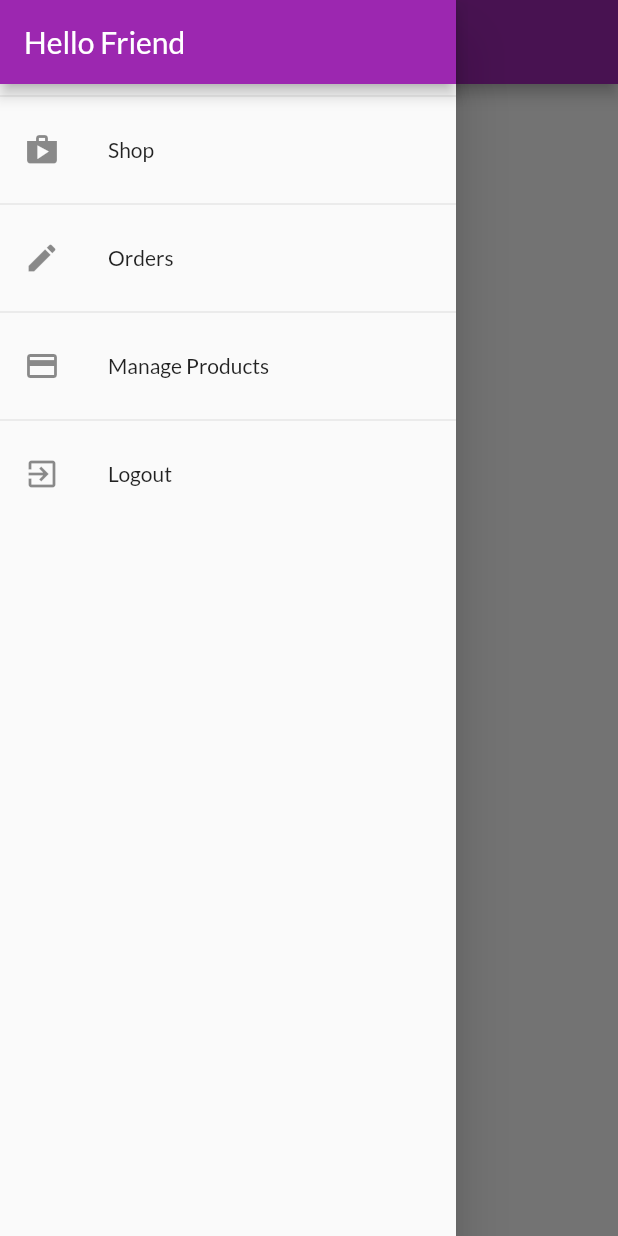
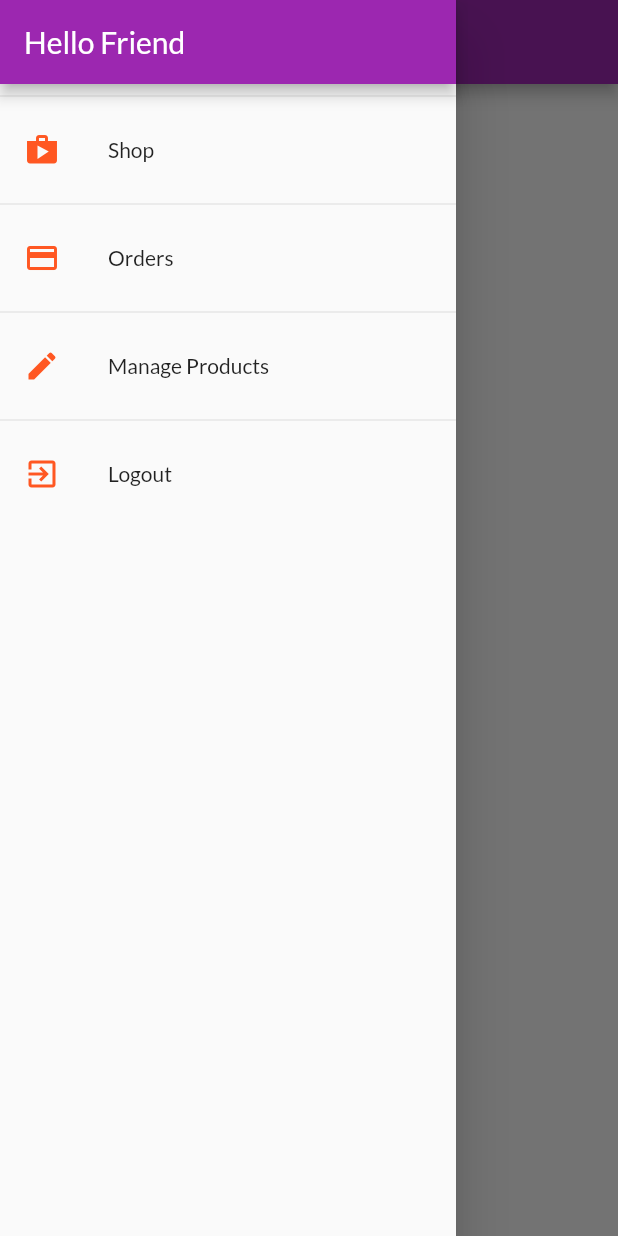
Before and after one commit to Rakesh-swain/flutter_shop_app, a Flutter app: the OrdersScreen screen opened by its route, with the side drawer open, on a phone screen of 412 x 824 dp. Run offline on Flutter 3.47's test engine with Material 2 defaults, Android fonts, the phone set to English and light mode, and no system bars; our stand-ins replace shared_preferences; accounts and stored records are empty; network calls fail.

```diff
--- /dev/null
+++ b/lib/helpers/custom_route.dart
@@ -0,0 +1,38 @@
+import 'package:flutter/material.dart';
+
+class CustomRoute<T> extends MaterialPageRoute<T> {
+  CustomRoute({
+    required WidgetBuilder builder,
+    required RouteSettings settings,
+  }) : super(builder: builder, settings: settings);
+
+  @override
+  Widget buildTransitions(BuildContext context, Animation<double> animation,
+      Animation<double> secondaryAnimation, Widget child) {
+    if (settings.name == '/') {
+      return child;
+    }
+    return FadeTransition(
+      opacity: animation,
+      child: child,
+    );
+  }
+}
+
+class CustomPageTransitionBuilder extends PageTransitionsBuilder {
+  @override
+  Widget buildTransitions<T>(
+      PageRoute<T> route,
+      BuildContext context,
+      Animation<double> animation,
+      Animation<double> secondaryAnimation,
+      Widget child) {
+    if (route.settings.name == '/') {
+      return child;
+    }
+    return FadeTransition(
+      opacity: animation,
+      child: child,
+    );
+  }
+}
--- a/lib/main.dart
+++ b/lib/main.dart
@@ -12,6 +12,7 @@ import './providers/cart.dart';
 import './providers/products_provider.dart';
 import './providers/orders.dart';
 import './providers/auth.dart';
+import './helpers/custom_route.dart';
 
 void main() => runApp(MyApp());
 
@@ -44,6 +45,12 @@ class MyApp extends StatelessWidget {
             primarySwatch: Colors.purple,
             accentColor: Colors.deepOrange,
             fontFamily: 'Lato',
+            pageTransitionsTheme: PageTransitionsTheme(
+              builders: {
+                TargetPlatform.android: CustomPageTransitionBuilder(),
+                TargetPlatform.iOS: CustomPageTransitionBuilder(),
+              },
+            ),
           ),
           home: auth.isAuth
               ? ProductsOverviewScreen()
--- a/lib/widgets/app_drawer.dart
+++ b/lib/widgets/app_drawer.dart
@@ -1,6 +1,8 @@
 import 'package:flutter/material.dart';
+import '../helpers/custom_route.dart';
 import 'package:provider/provider.dart';
 import '../providers/auth.dart';
+import '../screens/orders_screen.dart';
 
 class AppDrawer extends StatelessWidget {
   @override
@@ -14,7 +16,10 @@ class AppDrawer extends StatelessWidget {
           ),
           Divider(),
           ListTile(
-            leading: Icon(Icons.shop),
+            leading: Icon(
+              Icons.shop,
+              color: Theme.of(context).accentColor,
+            ),
             title: Text('Shop'),
             onTap: () {
               Navigator.of(context).pushReplacementNamed('/');
@@ -22,15 +27,24 @@ class AppDrawer extends StatelessWidget {
           ),
           Divider(),
           ListTile(
-            leading: Icon(Icons.edit),
+            leading: Icon(
+              Icons.payment,
+              color: Theme.of(context).accentColor,
+            ),
             title: Text('Orders'),
             onTap: () {
               Navigator.of(context).pushReplacementNamed('/orders');
+              // Navigator.of(context).pushReplacement(CustomRoute(
+              //   builder: (ctx) => OrdersScreen(),
+              // ));
             },
           ),
           Divider(),
           ListTile(
-            leading: Icon(Icons.payment),
+            leading: Icon(
+              Icons.edit,
+              color: Theme.of(context).accentColor,
+            ),
             title: Text('Manage Products'),
             onTap: () {
               Navigator.of(context).pushReplacementNamed('/user-products');
@@ -38,7 +52,10 @@ class AppDrawer extends StatelessWidget {
           ),
           Divider(),
           ListTile(
-            leading: Icon(Icons.exit_to_app),
+            leading: Icon(
+              Icons.exit_to_app,
+              color: Theme.of(context).accentColor,
+            ),
             title: Text('Logout'),
             onTap: () {
               Navigator.of(context).pushReplacementNamed('/');
```
